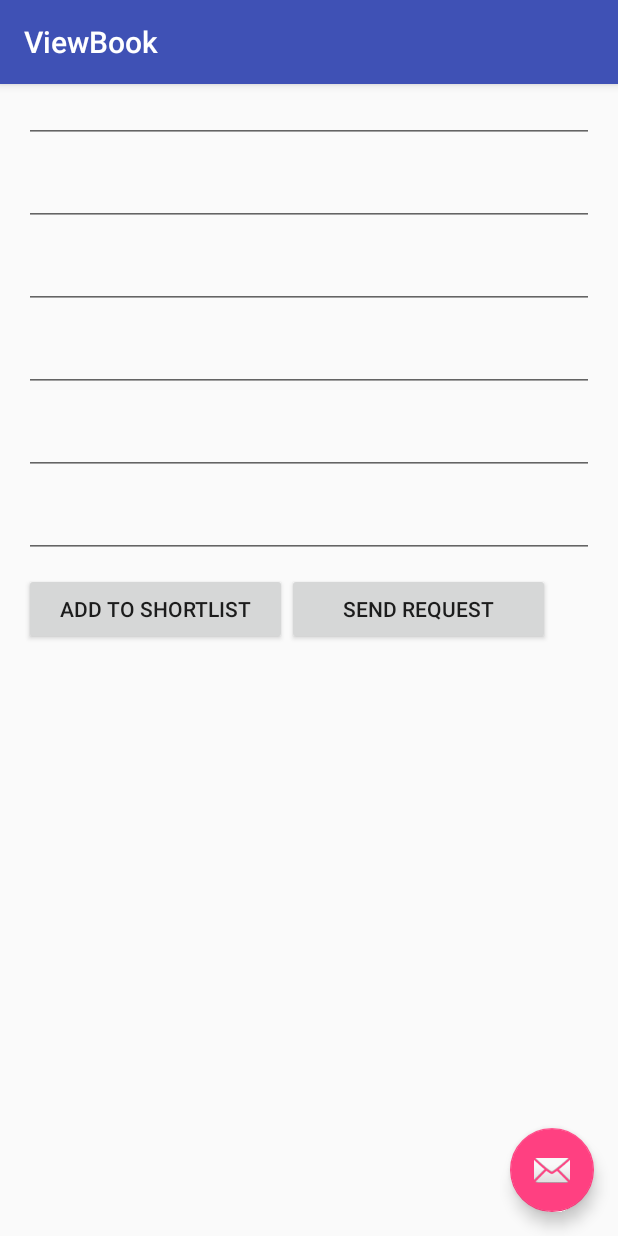
After one commit to conorfinnegan/BookStore, an Android app: the ViewBook screen opened directly, with no data from a screen before it, on a phone screen of 412 x 824 dp. The commit adds this screen. Run offline under Robolectric (Android 15) with nearby library versions, the phone set to English and light mode, and no system bars.

Commit message:
Activity to view all books added

```diff
--- a/app/build.gradle
+++ b/app/build.gradle
@@ -24,4 +24,7 @@ dependencies {
     testCompile 'junit:junit:4.12'
     compile 'com.android.support:appcompat-v7:23.1.1'
     compile 'com.android.support:design:23.1.1'
+    compile 'com.mcxiaoke.volley:library-aar:1.0.0'
+    compile 'com.google.android.gms:play-services-appindexing:8.1.0'
+    compile 'com.google.android.gms:play-services:8.4.0'
 }
--- a/app/src/main/AndroidManifest.xml
+++ b/app/src/main/AndroidManifest.xml
@@ -41,6 +41,10 @@
         <activity
             android:name=".ViewAllUsers"
             android:label="@string/title_activity_view_all_users"
+            android:theme="@style/AppTheme.NoActionBar" />
+        <activity
+            android:name=".ViewBook"
+            android:label="@string/title_activity_view_book"
             android:theme="@style/AppTheme.NoActionBar"></activity>
     </application>
 
--- /dev/null
+++ b/app/src/main/java/com/example/conorfinnegan/bookstore/ViewBook.java
@@ -0,0 +1,29 @@
+package com.example.conorfinnegan.bookstore;
+
+import android.os.Bundle;
+import android.support.design.widget.FloatingActionButton;
+import android.support.design.widget.Snackbar;
+import android.support.v7.app.AppCompatActivity;
+import android.support.v7.widget.Toolbar;
+import android.view.View;
+
+public class ViewBook extends AppCompatActivity {
+
+    @Override
+    protected void onCreate(Bundle savedInstanceState) {
+        super.onCreate(savedInstanceState);
+        setContentView(R.layout.activity_view_book);
+        Toolbar toolbar = (Toolbar) findViewById(R.id.toolbar);
+        setSupportActionBar(toolbar);
+
+        FloatingActionButton fab = (FloatingActionButton) findViewById(R.id.fab);
+        fab.setOnClickListener(new View.OnClickListener() {
+            @Override
+            public void onClick(View view) {
+                Snackbar.make(view, "Replace with your own action", Snackbar.LENGTH_LONG)
+                        .setAction("Action", null).show();
+            }
+        });
+    }
+
+}
--- /dev/null
+++ b/app/src/main/res/layout/activity_view_book.xml
@@ -0,0 +1,34 @@
+<?xml version="1.0" encoding="utf-8"?>
+<android.support.design.widget.CoordinatorLayout xmlns:android="http://schemas.android.com/apk/res/android"
+    xmlns:app="http://schemas.android.com/apk/res-auto"
+    xmlns:tools="http://schemas.android.com/tools"
+    android:layout_width="match_parent"
+    android:layout_height="match_parent"
+    android:fitsSystemWindows="true"
+    tools:context="com.example.conorfinnegan.bookstore.ViewBook">
+
+    <android.support.design.widget.AppBarLayout
+        android:layout_width="match_parent"
+        android:layout_height="wrap_content"
+        android:theme="@style/AppTheme.AppBarOverlay">
+
+        <android.support.v7.widget.Toolbar
+            android:id="@+id/toolbar"
+            android:layout_width="match_parent"
+            android:layout_height="?attr/actionBarSize"
+            android:background="?attr/colorPrimary"
+            app:popupTheme="@style/AppTheme.PopupOverlay" />
+
+    </android.support.design.widget.AppBarLayout>
+
+    <include layout="@layout/content_view_book" />
+
+    <android.support.design.widget.FloatingActionButton
+        android:id="@+id/fab"
+        android:layout_width="wrap_content"
+        android:layout_height="wrap_content"
+        android:layout_gravity="bottom|end"
+        android:layout_margin="@dimen/fab_margin"
+        android:src="@android:drawable/ic_dialog_email" />
+
+</android.support.design.widget.CoordinatorLayout>
--- a/app/src/main/res/layout/content_profile.xml
+++ b/app/src/main/res/layout/content_profile.xml
@@ -35,9 +35,9 @@
                 android:height="120dp"/>
 
             <Button
-                android:id="@+id/EditBook"
+                android:id="@+id/ViewAllBooks"
                 android:layout_weight="1"
-                android:text="Edit A Book"
+                android:text="View All Book"
                 android:height="120dp"/>
         </TableRow>
 
--- /dev/null
+++ b/app/src/main/res/layout/content_view_book.xml
@@ -0,0 +1,118 @@
+<?xml version="1.0" encoding="utf-8"?>
+<ScrollView
+    xmlns:android="http://schemas.android.com/apk/res/android"
+    android:layout_width="fill_parent"
+    android:layout_height="fill_parent"
+    >
+    <LinearLayout xmlns:android="http://schemas.android.com/apk/res/android"
+        xmlns:app="http://schemas.android.com/apk/res-auto"
+        xmlns:tools="http://schemas.android.com/tools"
+        android:layout_width="match_parent"
+        android:layout_height="match_parent"
+        android:paddingBottom="@dimen/activity_vertical_margin"
+        android:paddingLeft="@dimen/activity_horizontal_margin"
+        android:paddingRight="@dimen/activity_horizontal_margin"
+        app:layout_behavior="@string/appbar_scrolling_view_behavior"
+        android:orientation="vertical"
+        android:paddingTop="50dp">
+
+        <EditText
+            android:layout_width="fill_parent"
+            android:layout_height="wrap_content"
+            android:paddingTop="10dp"
+            android:id="@+id/textViewTitle"
+            android:layout_gravity="center_horizontal"
+            android:layout_marginBottom="10dp"
+            android:clickable="false"
+            android:cursorVisible="false"
+            android:focusable="false"
+            android:focusableInTouchMode="false"/>
+
+        <EditText
+            android:layout_width="fill_parent"
+            android:layout_height="wrap_content"
+            android:paddingTop="10dp"
+            android:id="@+id/textViewAuthor"
+            android:layout_gravity="center_horizontal"
+            android:layout_below="@+id/textViewTitle"
+            android:layout_marginBottom="10dp"
+            android:clickable="false"
+            android:cursorVisible="false"
+            android:focusable="false"
+            android:focusableInTouchMode="false"/>
+
+        <EditText
+            android:layout_width="fill_parent"
+            android:layout_height="wrap_content"
+            android:paddingTop="10dp"
+            android:id="@+id/textViewGenre"
+            android:layout_gravity="center_horizontal"
+            android:layout_below="@+id/textViewAuthor"
+            android:layout_marginBottom="10dp"
+            android:clickable="false"
+            android:cursorVisible="false"
+            android:focusable="false"
+            android:focusableInTouchMode="false"/>
+
+        <EditText
+            android:layout_width="fill_parent"
+            android:layout_height="wrap_content"
+            android:paddingTop="10dp"
+            android:id="@+id/textViewPrice"
+            android:layout_gravity="center_horizontal"
+            android:layout_below="@+id/textViewGenre"
+            android:layout_marginBottom="10dp"
+            android:clickable="false"
+            android:cursorVisible="false"
+            android:focusable="false"
+            android:focusableInTouchMode="false"/>
+
+        <EditText
+            android:layout_width="fill_parent"
+            android:layout_height="wrap_content"
+            android:paddingTop="10dp"
+            android:id="@+id/textViewYear"
+            android:layout_gravity="center_horizontal"
+            android:layout_below="@+id/textViewGenre"
+            android:layout_marginBottom="10dp"
+            android:clickable="false"
+            android:cursorVisible="false"
+            android:focusable="false"
+            android:focusableInTouchMode="false"/>
+
+        <EditText
+            android:layout_width="fill_parent"
+            android:layout_height="wrap_content"
+            android:paddingTop="10dp"
+            android:id="@+id/textViewQuantity"
+            android:layout_gravity="center_horizontal"
+            android:layout_below="@+id/textViewYear"
+            android:layout_marginBottom="10dp"
+            android:clickable="false"
+            android:cursorVisible="false"
+            android:focusable="false"
+            android:focusableInTouchMode="false"/>
+
+        <LinearLayout
+            android:layout_width="match_parent"
+            android:layout_height="match_parent">
+
+            <Button
+                android:layout_width="175dp"
+                android:layout_height="wrap_content"
+                android:text="Add to Shortlist"
+                android:id="@+id/AddToShortlistButton"
+                android:enabled="true"
+                android:layout_gravity="left"
+                android:gravity="center_horizontal|center"/>
+
+            <Button
+                android:layout_width="175dp"
+                android:layout_height="wrap_content"
+                android:text="Send Request"
+                android:id="@+id/RequestButton"
+                android:enabled="true"
+                android:gravity="center_horizontal|center"/>
+        </LinearLayout>
+    </LinearLayout>
+</ScrollView>
--- /dev/null
+++ b/app/src/main/res/menu/menu.xml
@@ -0,0 +1,4 @@
+<?xml version="1.0" encoding="utf-8"?>
+<menu xmlns:android="http://schemas.android.com/apk/res/android">
+
+</menu>
--- a/app/src/main/res/values/strings.xml
+++ b/app/src/main/res/values/strings.xml
@@ -5,4 +5,5 @@
     <string name="title_activity_profile">ProfileActivity</string>
     <string name="title_activity_add_book">AddBookActivity</string>
     <string name="title_activity_view_all_users">ViewAllUsers</string>
+    <string name="title_activity_view_book">ViewBook</string>
 </resources>
```
Also changed, not shown: app/src/main/java/com/example/conorfinnegan/bookstore/AdminProfileActivity.java (+11 -11 lines), app/src/main/java/com/example/conorfinnegan/bookstore/ViewAllBooks.java (renamed from app/src/main/java/com/example/conorfinnegan/bookstore/ViewAllUsers.java, +71 -74 lines), app/src/main/res/layout/content_view_all_users.xml (+12 -12 lines), app/src/main/res/layout/list_item.xml (added, +61 -0 lines).
